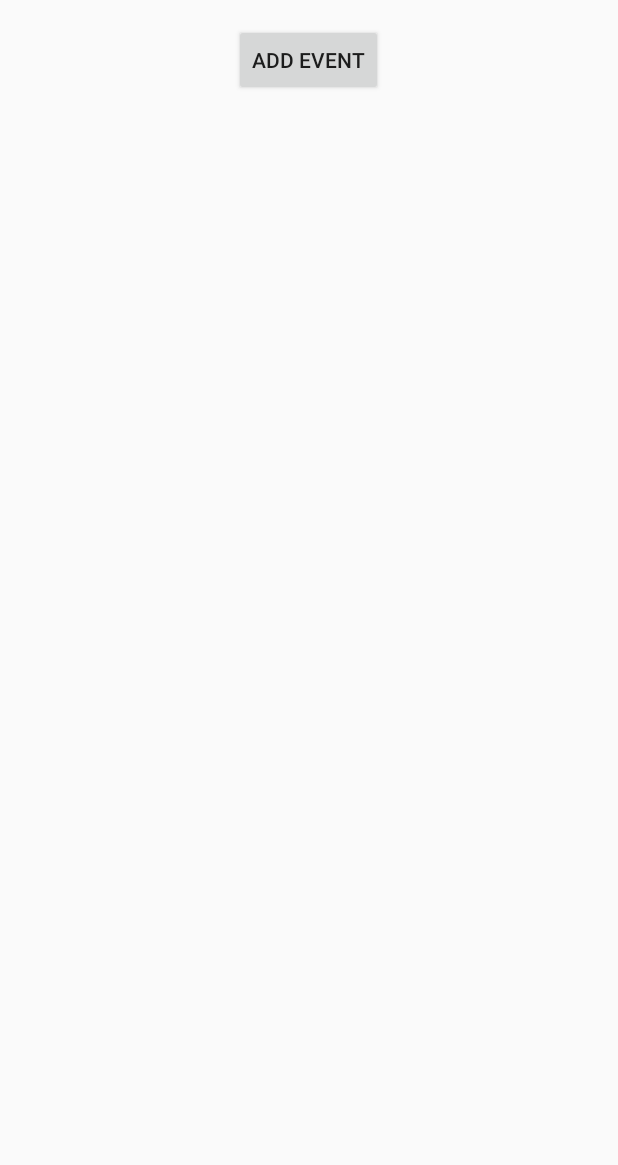
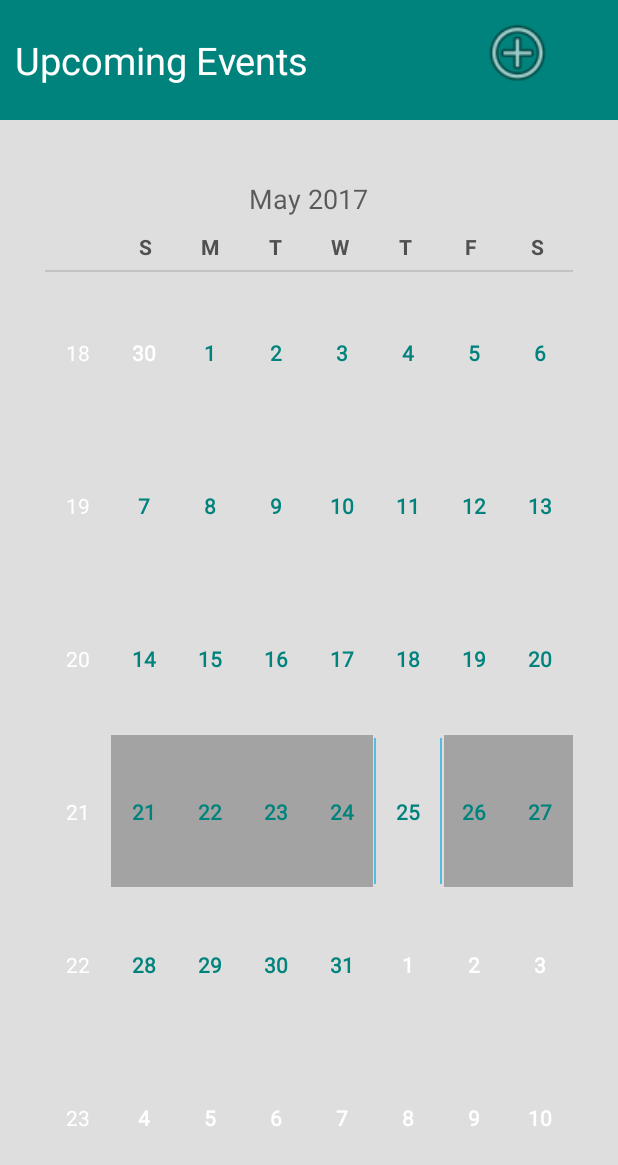
Before and after one commit to sonukedia55/CoolForm, an Android app: the screen it shows after launch (MainActivity), on a phone screen of 412 x 824 dp. Shown: the top 1165 px of the screen. Run offline under Robolectric (Android 15) with nearby library versions, the phone set to English and light mode, and no system bars.

Commit message:
CalenderView

```diff
--- a/CoolForm/app/src/main/res/layout/activity_main.xml
+++ b/CoolForm/app/src/main/res/layout/activity_main.xml
@@ -4,18 +4,84 @@
     xmlns:tools="http://schemas.android.com/tools"
     android:layout_width="match_parent"
     android:layout_height="match_parent"
-    android:paddingLeft="@dimen/activity_horizontal_margin"
-    android:paddingRight="@dimen/activity_horizontal_margin"
-    android:paddingTop="@dimen/activity_vertical_margin"
-    android:paddingBottom="@dimen/activity_vertical_margin"
-    tools:context="com.example.coolform.MainActivity">
+    tools:context="com.example.coolform.MainActivity"
+    android:background="#00837c">
 
-    <Button
-        android:layout_width="wrap_content"
-        android:layout_height="wrap_content"
-        android:text="Add Event"
-        android:id="@+id/button2"
-        android:layout_alignParentTop="true"
-        android:layout_centerHorizontal="true"
-        android:onClick="AddEvent" />
+    <LinearLayout
+        android:orientation="vertical"
+        android:layout_width="match_parent"
+        android:layout_height="match_parent">
+
+        <LinearLayout
+            android:orientation="vertical"
+            android:layout_width="match_parent"
+            android:layout_height="wrap_content"
+            android:gravity="center">
+
+            <LinearLayout
+                android:orientation="horizontal"
+                android:layout_width="match_parent"
+                android:layout_height="60dp"
+                android:gravity="center"
+                android:layout_margin="10dp">
+
+                <TextView
+                    android:layout_width="wrap_content"
+                    android:layout_height="wrap_content"
+                    android:textAppearance="?android:attr/textAppearanceLarge"
+                    android:text="Upcoming Events"
+                    android:id="@+id/textView8"
+                    android:layout_weight="2"
+                    android:textColor="#ffffff"
+                    android:textSize="25dp" />
+
+                <ImageButton
+                    android:layout_width="wrap_content"
+                    android:layout_height="50dp"
+                    android:id="@+id/imageButton"
+                    android:onClick="AddEvent"
+                    android:src="@android:drawable/ic_menu_add"
+                    android:background="#00837c"
+                    android:layout_weight="2"
+                    android:scaleType="fitCenter"
+                    android:clickable="true"
+                    android:layout_gravity="right" />
+
+            </LinearLayout>
+        </LinearLayout>
+
+        <LinearLayout
+            android:orientation="vertical"
+            android:layout_width="match_parent"
+            android:layout_height="match_parent"
+            android:background="#dedede">
+
+            <CalendarView
+                android:layout_width="match_parent"
+                android:layout_height="match_parent"
+                android:id="@+id/calendarView"
+
+                style="@android:style/Widget.Holo.CalendarView"
+                android:weekNumberColor="#ffffff"
+                android:focusedMonthDateColor="#00837c"
+                android:layout_margin="30dp"
+                android:unfocusedMonthDateColor="#ffffff"
+                android:selectedWeekBackgroundColor="#a3a3a3"
+                android:forceHasOverlappingRendering="false" />
+
+            <LinearLayout
+                android:orientation="vertical"
+                android:layout_width="match_parent"
+                android:layout_height="match_parent"
+                android:background="#dedede"
+                android:layout_marginLeft="15dp"
+                android:layout_marginRight="15dp"
+                android:touchscreenBlocksFocus="false">
+
+            </LinearLayout>
+
+        </LinearLayout>
+
+    </LinearLayout>
+
 </RelativeLayout>
```
Also changed, not shown: CoolForm/app/src/main/res/layout/activity_addevent.xml (added, +183 -0 lines).
